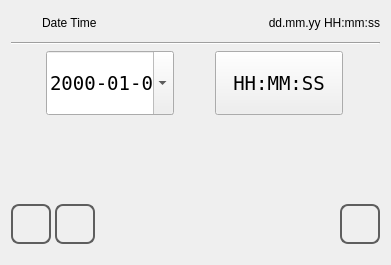
Qt form qt_library/ATCMsystem/time_set.ui (MECTsrl/mect_plugins) before a commit.
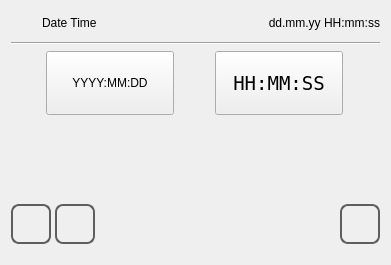
The same form after that commit. Icons and pictures are not drawn.

Commit message: Issue 113-INT-2020_06_15: new calendar, change date on startup now works with dates less than the year 2020 (page_0), increased timepopup size.

```diff
--- a/qt_library/ATCMsystem/time_set.ui
+++ b/qt_library/ATCMsystem/time_set.ui
@@ -113,72 +113,15 @@
    <item>
     <layout class="QHBoxLayout" name="horizontalLayout_2">
      <item>
-      <widget class="QDateEdit" name="dateEdit">
-       <property name="sizePolicy">
-        <sizepolicy hsizetype="Minimum" vsizetype="MinimumExpanding">
-         <horstretch>0</horstretch>
-         <verstretch>0</verstretch>
-        </sizepolicy>
-       </property>
+      <widget class="QPushButton" name="pushButtonCalendar">
        <property name="maximumSize">
         <size>
          <width>128</width>
          <height>64</height>
         </size>
        </property>
-       <property name="font">
-        <font>
-         <family>DejaVu Sans Mono</family>
-         <pointsize>14</pointsize>
-        </font>
-       </property>
-       <property name="focusPolicy">
-        <enum>Qt::ClickFocus</enum>
-       </property>
-       <property name="styleSheet">
-        <string notr="true">/*
-QPushButton#qt_calendar_yearbutton {
-    width: 80px;
-}
-
-QSpinBox {
-	font: 1000 18pt &quot;DejaVu Sans Mono&quot;;
-    padding-left: 20px;
-    padding-right: 20px;
- }
-
- QSpinBox::up-button {
-     subcontrol-origin: border;
-     subcontrol-position: right center;
-     height: 40px;
-     width: 40px;
- }
-
- QSpinBox::up-arrow {
-	image: url(:/libicons/img/Forward.png);
-     width: 10px;
-     height: 10px;
- }
-
- QSpinBox::down-button {
-     subcontrol-origin: border;
-     subcontrol-position: left center;
-     height: 40px;
-     width: 40px;
-}
-
- QSpinBox::down-arrow {
- 	image: url(:/libicons/img/Back.png);
-     width: 10px;
-     height: 10px;
- }
-*/</string>
-       </property>
-       <property name="displayFormat">
-        <string>yyyy-MM-dd</string>
-       </property>
-       <property name="calendarPopup">
-        <bool>true</bool>
+       <property name="text">
+        <string>YYYY:MM:DD</string>
        </property>
       </widget>
      </item>
```
The commit also changes 11 other files.
